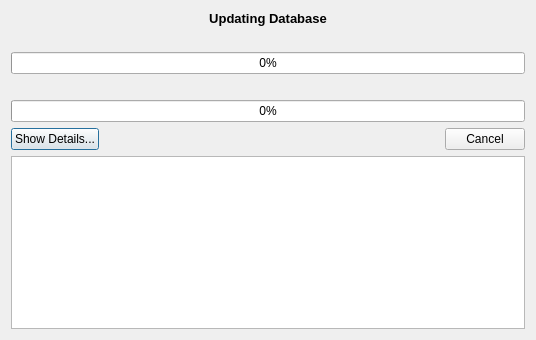
The window that src/updateprogressdialog.ui (ThomasBrixLarsen/serieswatcher) describes before a commit, drawn with Qt 5.
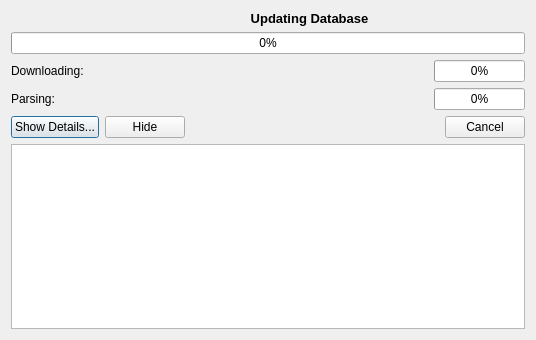
The same window after the commit.

Commit message: updateprogressdialog: global progress bar and ui tweaks

What changed in the file:
```diff
--- a/src/updateprogressdialog.ui
+++ b/src/updateprogressdialog.ui
@@ -14,7 +14,7 @@
    <string>Dialog</string>
   </property>
   <layout class="QGridLayout" name="gridLayout">
-   <item row="0" column="0" colspan="5">
+   <item row="0" column="2">
     <widget class="QLabel" name="label">
      <property name="font">
       <font>
@@ -32,34 +32,41 @@
     </widget>
    </item>
    <item row="1" column="0" colspan="5">
+    <widget class="QProgressBar" name="globalBar">
+     <property name="value">
+      <number>0</number>
+     </property>
+    </widget>
+   </item>
+   <item row="2" column="0" colspan="3">
     <widget class="QLabel" name="downloadLabel">
      <property name="text">
-      <string/>
+      <string>Downloading:</string>
      </property>
     </widget>
    </item>
-   <item row="2" column="0" colspan="5">
+   <item row="2" column="3" colspan="2">
     <widget class="QProgressBar" name="downloadBar">
      <property name="value">
       <number>0</number>
      </property>
     </widget>
    </item>
-   <item row="3" column="0" colspan="5">
+   <item row="3" column="0" colspan="3">
     <widget class="QLabel" name="parseLabel">
      <property name="text">
-      <string/>
+      <string>Parsing:</string>
      </property>
     </widget>
    </item>
-   <item row="4" column="0" colspan="5">
+   <item row="3" column="3" colspan="2">
     <widget class="QProgressBar" name="parseBar">
      <property name="value">
       <number>0</number>
      </property>
     </widget>
    </item>
-   <item row="5" column="0" colspan="3">
+   <item row="4" column="0">
     <widget class="QPushButton" name="detailsButton">
      <property name="text">
       <string>Show Details...</string>
@@ -69,7 +76,7 @@
      </property>
     </widget>
    </item>
-   <item row="5" column="3">
+   <item row="4" column="2">
     <spacer name="horizontalSpacer">
      <property name="orientation">
       <enum>Qt::Horizontal</enum>
@@ -85,8 +92,14 @@
      </property>
     </spacer>
    </item>
-   <item row="5" column="4">
+   <item row="4" column="4">
     <widget class="QDialogButtonBox" name="buttonBox">
+     <property name="sizePolicy">
+      <sizepolicy hsizetype="Minimum" vsizetype="Fixed">
+       <horstretch>0</horstretch>
+       <verstretch>0</verstretch>
+      </sizepolicy>
+     </property>
      <property name="orientation">
       <enum>Qt::Horizontal</enum>
      </property>
@@ -95,9 +108,16 @@
      </property>
     </widget>
    </item>
-   <item row="6" column="0" colspan="5">
+   <item row="5" column="0" colspan="5">
     <widget class="QListWidget" name="listWidget"/>
    </item>
+   <item row="4" column="1">
+    <widget class="QPushButton" name="hideButton">
+     <property name="text">
+      <string>Hide</string>
+     </property>
+    </widget>
+   </item>
   </layout>
  </widget>
  <resources/>
```
Left out of the diff: 18 changed lines with no effect on the pictures. The commit also changes 2 other files.
